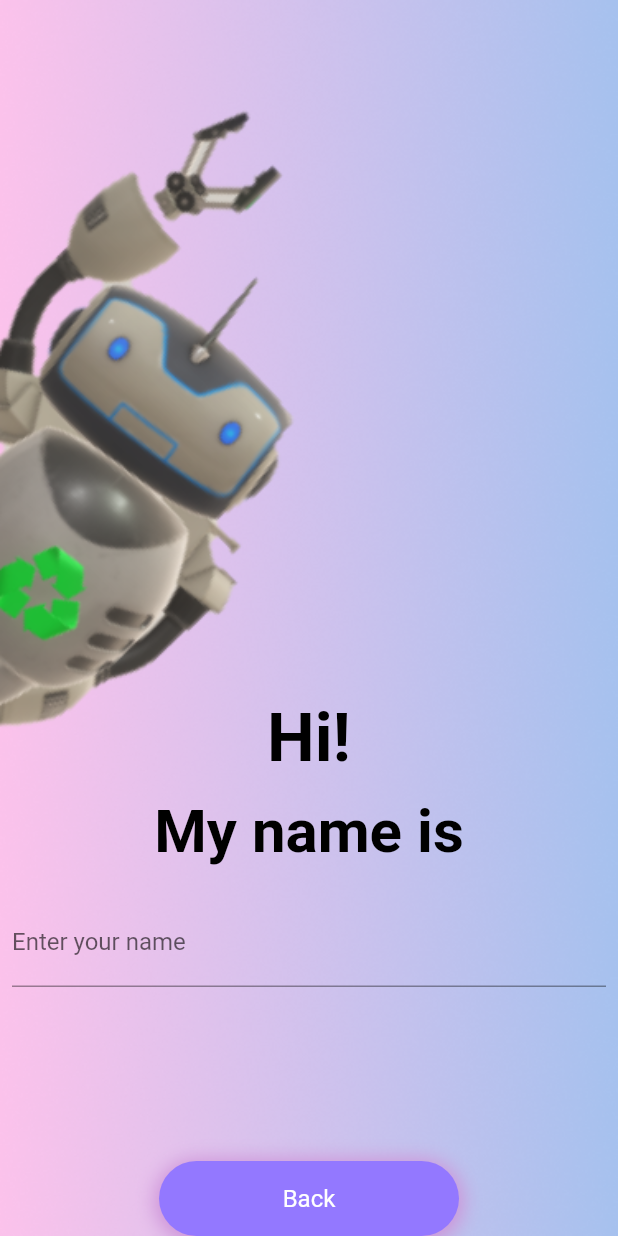
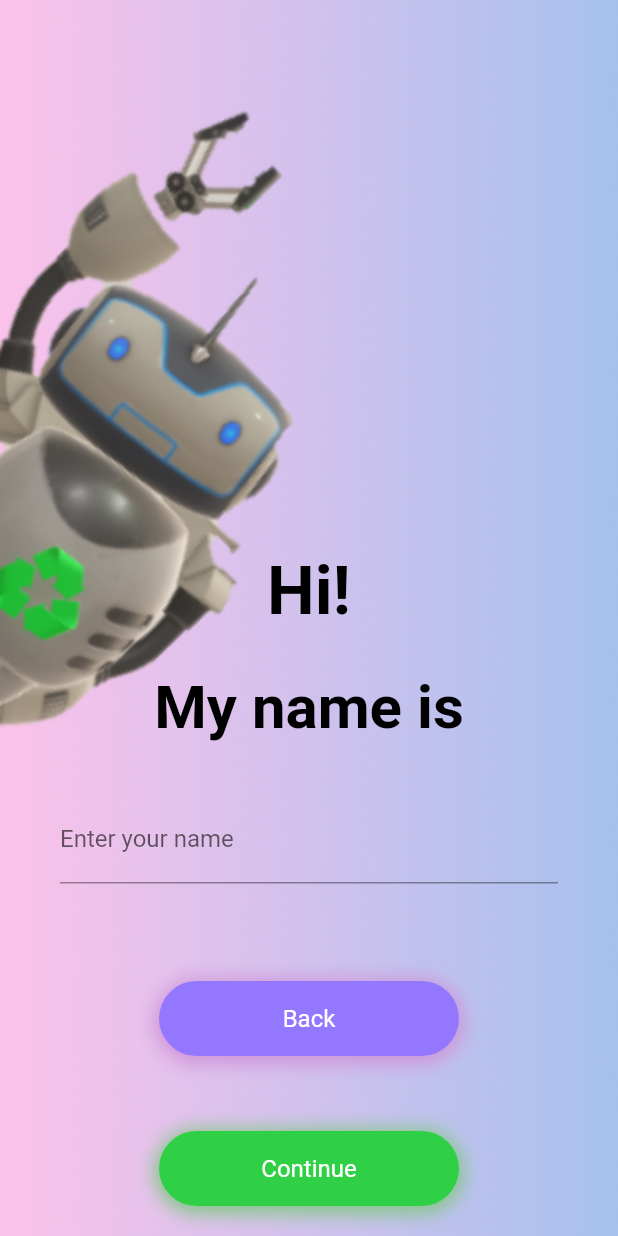
Before and after one commit to Recycler-3R/recycler-v1, a Flutter app: the screen it shows after launch, after a tap on "PLAY NOW", on a phone screen of 412 x 824 dp. Run offline on Flutter 3.47's test engine with Material 2 defaults, Android fonts, the phone set to English and light mode, and no system bars; our stand-ins replace firebase_auth, firebase_core; accounts and stored records are empty; Roboto replaces fonts that are missing (Cooper Black, Public Sans).

Commit message:
v3.0 7/13/21 Added 3rd Screen

```diff
--- a/lib/main.dart
+++ b/lib/main.dart
@@ -13,6 +13,7 @@ class MyApp extends StatelessWidget {
   @override
   Widget build(BuildContext context) {
     return MaterialApp(
+      theme: ThemeData(scaffoldBackgroundColor: Color(0xFFA9C9FF)),
       home: Home(),
     );
   }
--- a/lib/screens/2ndscreen.dart
+++ b/lib/screens/2ndscreen.dart
@@ -1,4 +1,5 @@
 import 'package:flutter/material.dart';
+import 'package:recycler/screens/3rdscreen.dart';
 import 'package:recycler/screens/home.dart';
 
 class Secondscreen extends StatefulWidget {
@@ -41,7 +42,7 @@ class _SecondscreenState extends State<Secondscreen> {
                   ),
                 ),
                 Padding(
-                  padding: EdgeInsets.symmetric(horizontal: 8, vertical: 5),
+                  padding: EdgeInsets.symmetric(horizontal: 15, vertical: 20),
                   child: Text(
                     'My name is',
                     style: TextStyle(
@@ -53,7 +54,7 @@ class _SecondscreenState extends State<Secondscreen> {
                   ),
                 ),
                 Padding(
-                  padding: EdgeInsets.symmetric(horizontal: 8, vertical: 16),
+                  padding: EdgeInsets.symmetric(horizontal: 40, vertical: 15),
                   child: TextFormField(
                     decoration: InputDecoration(
                       border: UnderlineInputBorder(),
@@ -62,7 +63,7 @@ class _SecondscreenState extends State<Secondscreen> {
                   ),
                 ),
                 SizedBox(
-                  height: 100,
+                  height: 50,
                 ),
                 Container(
                   height: 50,
@@ -93,6 +94,43 @@ class _SecondscreenState extends State<Secondscreen> {
                     },
                   ),
                 ),
+                SizedBox(
+                  height: 50,
+                ),
+                Container(
+                  height: 50,
+                  width: 200,
+                  decoration: new BoxDecoration(
+                      color: const Color(0xFF30D046),
+                      boxShadow: [
+                        BoxShadow(
+                          color: Colors.green.shade300,
+                          spreadRadius: 3,
+                          blurRadius: 10,
+                          offset: Offset(0, 2), // changes position of shadow
+                        ),
+                      ],
+                      borderRadius: BorderRadius.all(Radius.circular(30.0))),
+                  child: TextButton(
+                    style: TextButton.styleFrom(
+                      textStyle: const TextStyle(
+                          fontSize: 16, fontFamily: 'Public Sans'),
+                    ),
+                    child: const Text(
+                      'Continue',
+                      style: TextStyle(color: Colors.white),
+                    ),
+                    onPressed: () => {
+                      Navigator.push(
+                          context,
+                          MaterialPageRoute(
+                              builder: (context) => Thirdscreen()))
+                    },
+                  ),
+                ),
+                SizedBox(
+                  height: 20,
+                ),
               ],
             )),
       ),
```
Also changed, not shown: lib/screens/3rdscreen.dart (added, +180 -0 lines), images/baymax.png (added), images/baymaxflip.png (added), images/bgtry.png (added), 1 other file.
